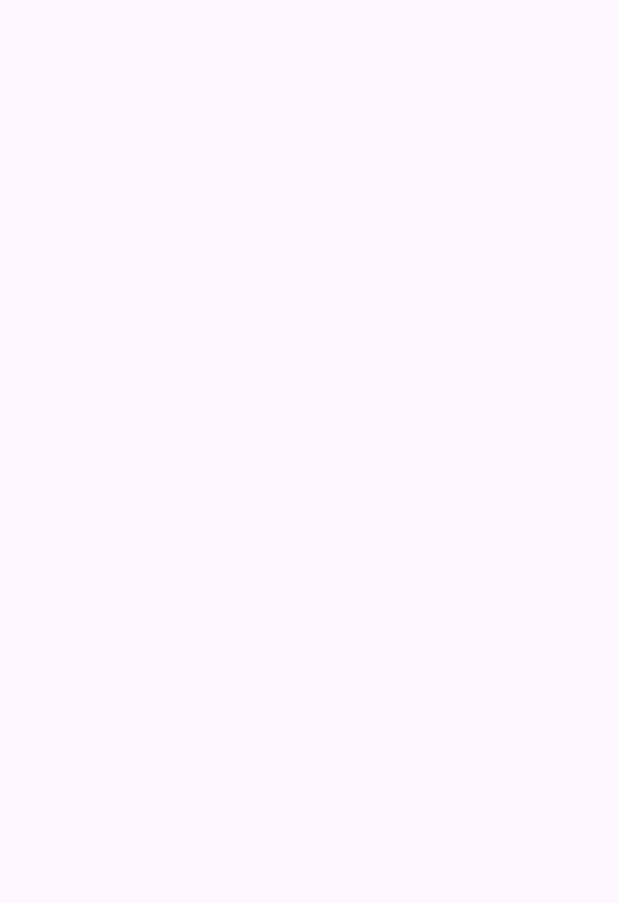
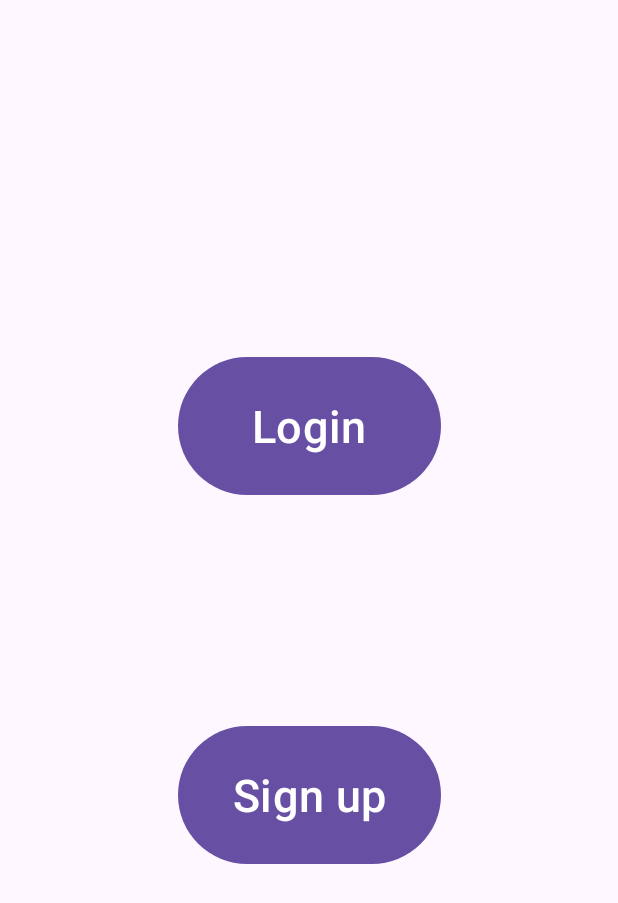
Before and after one commit to chetankumarpulipati/KeineArmut, an Android app: the screen it shows after launch (MainActivity), on a phone screen of 412 x 824 dp. Before the commit the part shown is empty. Shown: the top 903 px of the screen. Run offline under Robolectric (Android 15) with nearby library versions, the phone set to English and light mode, and no system bars.

Commit message:
loginandsignup

```diff
--- a/app/build.gradle.kts
+++ b/app/build.gradle.kts
@@ -44,6 +44,8 @@ dependencies {
     implementation("androidx.constraintlayout:constraintlayout:2.1.4")
     implementation(platform("com.google.firebase:firebase-bom:32.7.1"))
     implementation("com.google.firebase:firebase-analytics")
+    implementation(platform("com.google.firebase:firebase-bom:31.0.2"))
+    implementation("com.google.firebase:firebase-auth:22.1.0")
     testImplementation("junit:junit:4.13.2")
     androidTestImplementation("androidx.test.ext:junit:1.1.5")
     androidTestImplementation("androidx.test.espresso:espresso-core:3.5.1")
--- a/app/src/main/java/com/solution_challenge/keinearmut/MainActivity.kt
+++ b/app/src/main/java/com/solution_challenge/keinearmut/MainActivity.kt
@@ -2,11 +2,26 @@ package com.solution_challenge.keinearmut
 
 import androidx.appcompat.app.AppCompatActivity
 import android.os.Bundle
+import android.content.Intent
+import android.widget.Button
+//import kotlinx.android.synthetic.main.activity_main.*
 
 class MainActivity : AppCompatActivity() {
     override fun onCreate(savedInstanceState: Bundle?) {
         super.onCreate(savedInstanceState)
-        setContentView(R.layout.activity_main)
+        setContentView(R.layout.login_or_sign_up)
 
+        val loginButton = findViewById<Button>(R.id.button4)
+        val signUpButton = findViewById<Button>(R.id.button3)
+
+        loginButton.setOnClickListener {
+            val intent = Intent(this, login::class.java)
+            startActivity(intent)
+        }
+
+        signUpButton.setOnClickListener {
+            val intent = Intent(this, sign_up::class.java)
+            startActivity(intent)
+        }
     }
 }
--- /dev/null
+++ b/app/src/main/res/layout/login_or_sign_up.xml
@@ -0,0 +1,30 @@
+<?xml version="1.0" encoding="utf-8"?>
+<androidx.constraintlayout.widget.ConstraintLayout xmlns:android="http://schemas.android.com/apk/res/android"
+    xmlns:app="http://schemas.android.com/apk/res-auto"
+    xmlns:tools="http://schemas.android.com/tools"
+    android:layout_width="match_parent"
+    android:layout_height="match_parent">
+
+    <Button
+        android:id="@+id/button4"
+        android:layout_width="175dp"
+        android:layout_height="100dp"
+        android:text="@string/login"
+        android:textSize="30sp"
+        app:layout_constraintBottom_toTopOf="@+id/button3"
+        app:layout_constraintEnd_toEndOf="parent"
+        app:layout_constraintStart_toStartOf="parent"
+        app:layout_constraintTop_toTopOf="parent"
+        app:layout_constraintVertical_bias="0.616" />
+
+    <Button
+        android:id="@+id/button3"
+        android:layout_width="175dp"
+        android:layout_height="100dp"
+        android:layout_marginBottom="244dp"
+        android:text="@string/sign_up"
+        android:textSize="30dp"
+        app:layout_constraintBottom_toBottomOf="parent"
+        app:layout_constraintEnd_toEndOf="parent"
+        app:layout_constraintStart_toStartOf="parent" />
+</androidx.constraintlayout.widget.ConstraintLayout>
--- a/app/src/main/res/values/strings.xml
+++ b/app/src/main/res/values/strings.xml
@@ -6,4 +6,9 @@
     <string name="password">Password</string>
     <string name="sign_up">Sign up</string>
     <string name="registration">Registration</string>
+    <string name="login">Login</string>
+    <string name="user_name">username</string>
+    <string name="login_button">Login</string>
+    <string name="or">or</string>
+    <string name="image_content_descritpion">Google Sign In</string>
 </resources>
```
Also changed, not shown: app/src/main/AndroidManifest.xml (+7 -1 lines), app/src/main/java/com/solution_challenge/keinearmut/login.kt (added, +14 -0 lines), app/src/main/java/com/solution_challenge/keinearmut/sign_up.kt (added, +13 -0 lines), app/src/main/res/drawable/google_sign_in.xml (added, +18 -0 lines), app/src/main/res/layout/login.xml (+75 -0 lines).
